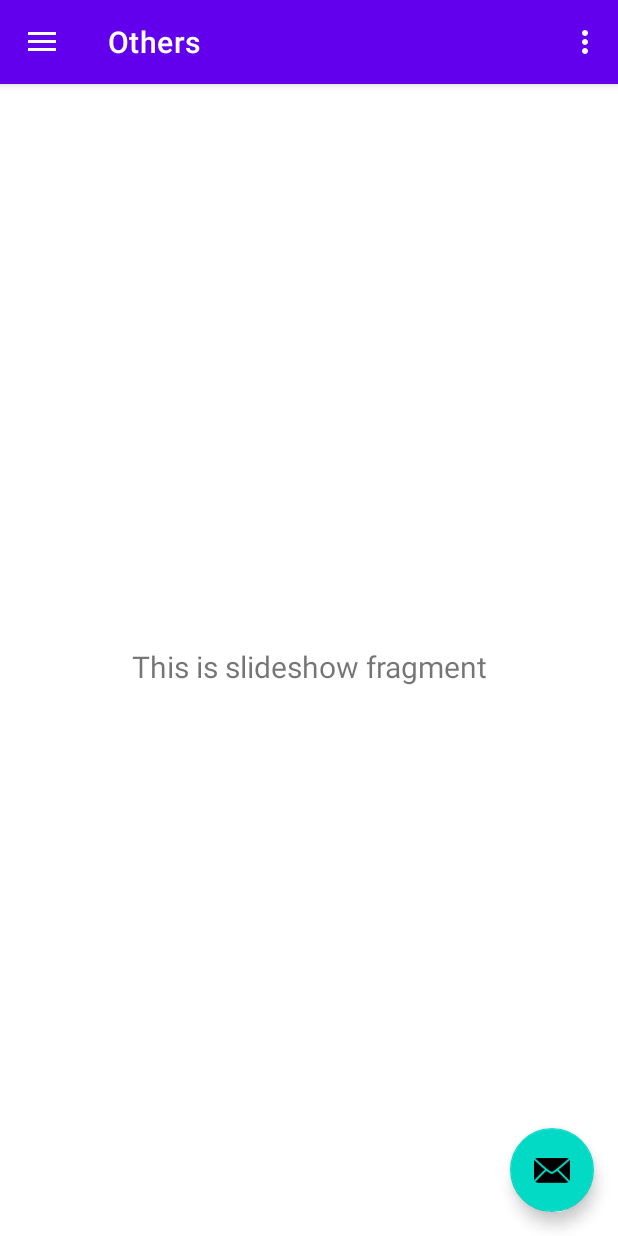
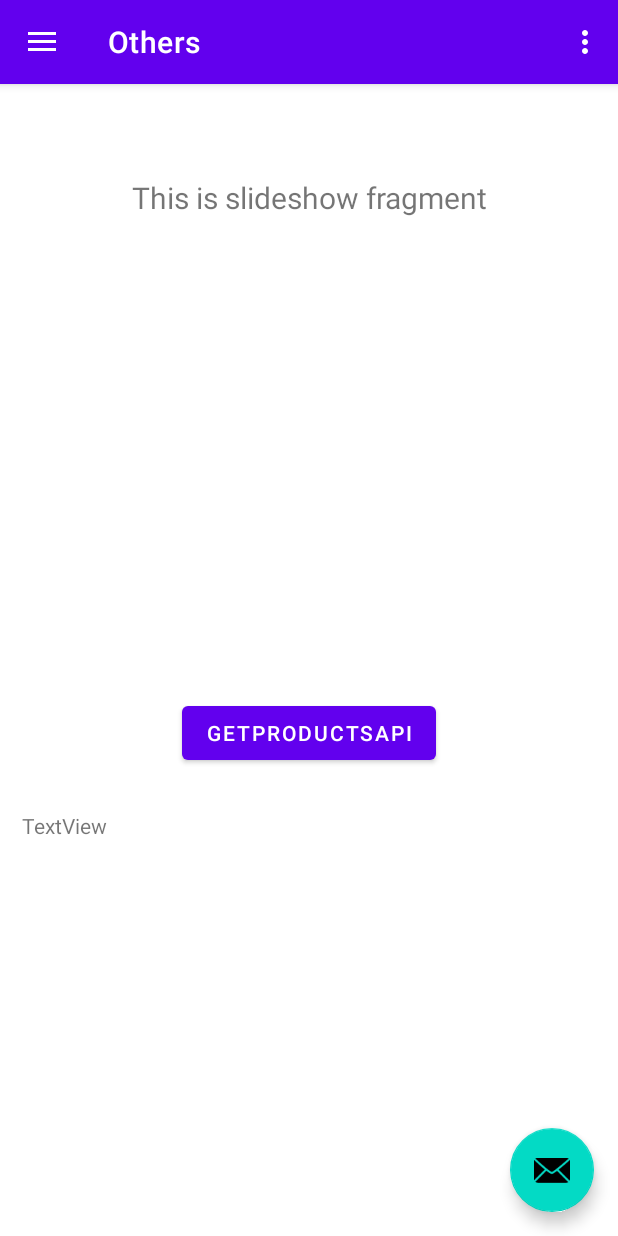
Before and after one commit to pepitoenpeligro/PepitoLearning-Android, an Android app: the screen it shows after launch (NavigationDrawerActivity), in the side drawer, after a tap on "Others", on a phone screen of 412 x 824 dp. Run offline under Robolectric (Android 15) with nearby library versions, the phone set to English and light mode, and no system bars; our stand-ins replace navigation-ui.

```diff
--- a/app/src/main/AndroidManifest.xml
+++ b/app/src/main/AndroidManifest.xml
@@ -1,8 +1,10 @@
 <?xml version="1.0" encoding="utf-8"?>
 <manifest xmlns:android="http://schemas.android.com/apk/res/android"
     package="com.dss.pepitolearning">
+    <uses-permission android:name="android.permission.INTERNET" />
 
     <application
+        android:networkSecurityConfig="@xml/network_security_config"
         android:allowBackup="true"
         android:fullBackupContent="true"
         android:icon="@mipmap/ic_launcher"
--- a/app/src/main/java/com/dss/pepitolearning/ui/otroUI/OtroFragment.java
+++ b/app/src/main/java/com/dss/pepitolearning/ui/otroUI/OtroFragment.java
@@ -4,6 +4,7 @@ import android.os.Bundle;
 import android.view.LayoutInflater;
 import android.view.View;
 import android.view.ViewGroup;
+import android.widget.Button;
 import android.widget.TextView;
 
 import androidx.annotation.NonNull;
@@ -13,6 +14,7 @@ import androidx.lifecycle.Observer;
 import androidx.lifecycle.ViewModelProvider;
 
 import com.dss.pepitolearning.R;
+import com.dss.pepitolearning.api.APIProductGet;
 
 public class OtroFragment extends Fragment {
 
@@ -24,6 +26,24 @@ public class OtroFragment extends Fragment {
                 new ViewModelProvider(this).get(OtroViewModel.class);
         View root = inflater.inflate(R.layout.fragment_otro, container, false);
         final TextView textView = root.findViewById(R.id.text_slideshow);
+
+        Button btn_getproducts = root.findViewById(R.id.btn_api_getproducts);
+
+        btn_getproducts.setOnClickListener(new View.OnClickListener() {
+            @Override
+            public void onClick(View v) {
+                APIProductGet p = new APIProductGet();
+                p.setActivity(getActivity());
+                p.execute();
+            }
+        });
+
+
+
+
+
+
+
         otroViewModel.getText().observe(getViewLifecycleOwner(), new Observer<String>() {
             @Override
             public void onChanged(@Nullable String s) {
--- a/app/src/main/res/layout/fragment_otro.xml
+++ b/app/src/main/res/layout/fragment_otro.xml
@@ -17,6 +17,29 @@
         android:textSize="20sp"
         app:layout_constraintBottom_toBottomOf="parent"
         app:layout_constraintEnd_toEndOf="parent"
+        app:layout_constraintHorizontal_bias="1.0"
         app:layout_constraintStart_toStartOf="parent"
-        app:layout_constraintTop_toTopOf="parent" />
+        app:layout_constraintTop_toTopOf="parent"
+        app:layout_constraintVertical_bias="0.074" />
+
+    <Button
+        android:id="@+id/btn_api_getproducts"
+        android:layout_width="wrap_content"
+        android:layout_height="wrap_content"
+        android:layout_marginBottom="28dp"
+        android:text="getProductsAPI"
+        app:layout_constraintBottom_toTopOf="@+id/txt_output"
+        app:layout_constraintEnd_toEndOf="parent"
+        app:layout_constraintStart_toStartOf="parent" />
+
+    <TextView
+        android:id="@+id/txt_output"
+        android:layout_width="383dp"
+        android:layout_height="255dp"
+        android:layout_marginBottom="28dp"
+        android:text="TextView"
+        app:layout_constraintBottom_toBottomOf="parent"
+        app:layout_constraintEnd_toEndOf="parent"
+        app:layout_constraintHorizontal_bias="0.508"
+        app:layout_constraintStart_toStartOf="parent" />
 </androidx.constraintlayout.widget.ConstraintLayout>
--- /dev/null
+++ b/app/src/main/res/xml/network_security_config.xml
@@ -0,0 +1,6 @@
+<?xml version="1.0" encoding="utf-8"?>
+<network-security-config>
+    <domain-config cleartextTrafficPermitted="true">
+        <domain includeSubdomains="true">pepecordoba.com</domain>
+    </domain-config>
+</network-security-config>
```
Also changed, not shown: app/src/main/java/com/dss/pepitolearning/api/APIProductGet.java (added, +76 -0 lines), app/src/main/java/com/dss/pepitolearning/constants/WS.java (added, +17 -0 lines).
